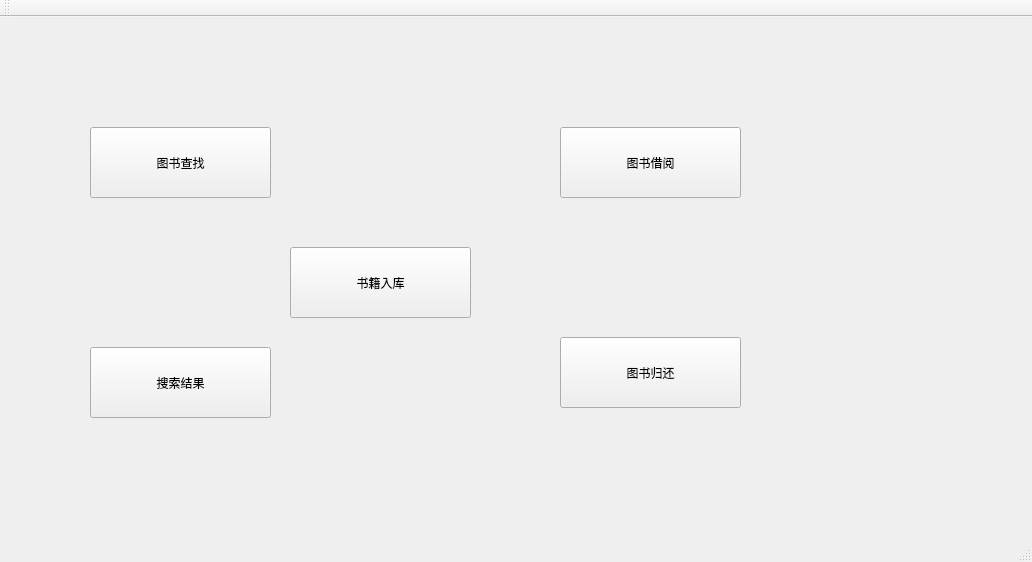
Before: the Qt Designer form LibraryManager/mainwindow.ui in wmpscc/LibraryManager, drawn with Qt 5.
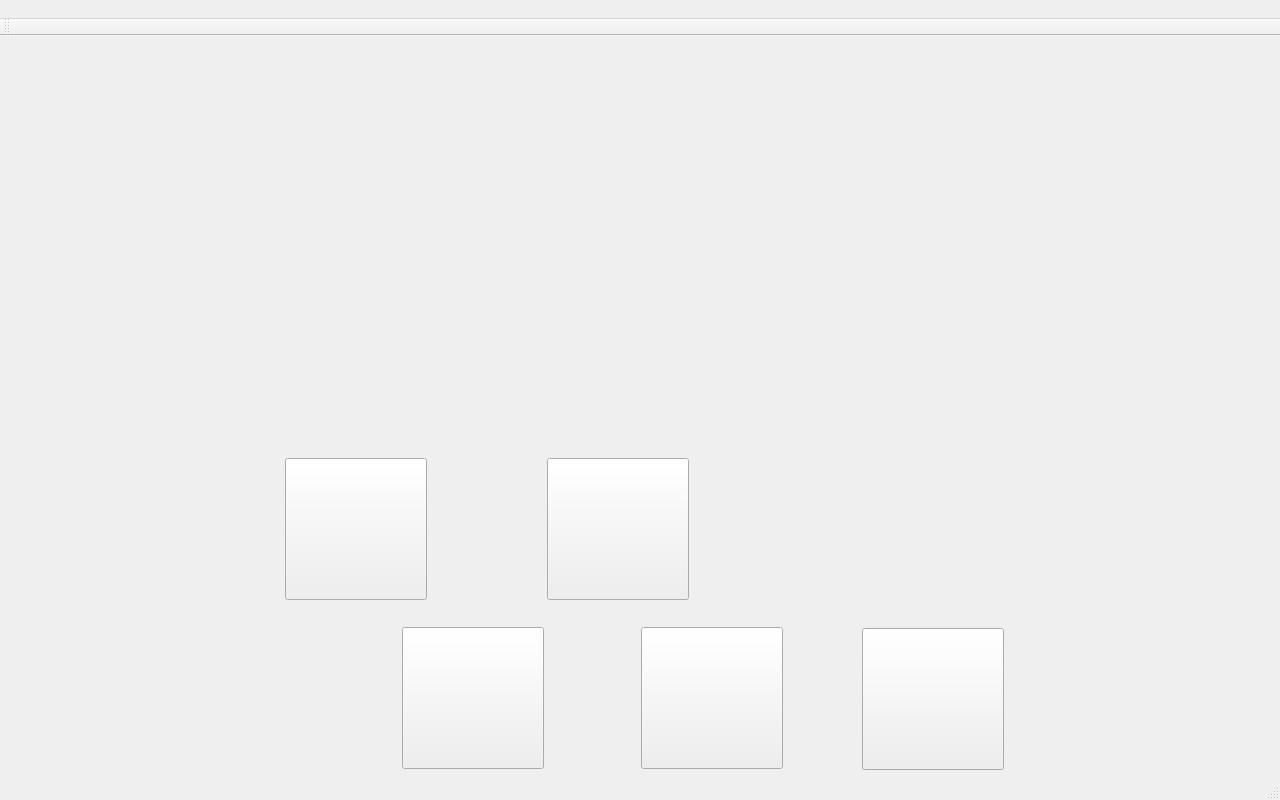
After: the same form once the commit is applied.

What changed in the file:
```diff
--- a/LibraryManager/mainwindow.ui
+++ b/LibraryManager/mainwindow.ui
@@ -6,8 +6,8 @@
    <rect>
     <x>0</x>
     <y>0</y>
-    <width>1032</width>
-    <height>562</height>
+    <width>1280</width>
+    <height>800</height>
    </rect>
   </property>
   <property name="windowTitle">
@@ -17,66 +17,66 @@
    <widget class="QPushButton" name="pushButton">
     <property name="geometry">
      <rect>
-      <x>90</x>
-      <y>110</y>
-      <width>181</width>
-      <height>71</height>
+      <x>285</x>
+      <y>422</y>
+      <width>142</width>
+      <height>142</height>
      </rect>
     </property>
     <property name="text">
-     <string>图书查找</string>
+     <string/>
     </property>
    </widget>
    <widget class="QPushButton" name="pushButton_2">
     <property name="geometry">
      <rect>
-      <x>290</x>
-      <y>230</y>
-      <width>181</width>
-      <height>71</height>
+      <x>547</x>
+      <y>422</y>
+      <width>142</width>
+      <height>142</height>
      </rect>
     </property>
     <property name="text">
-     <string>书籍入库</string>
+     <string/>
     </property>
    </widget>
    <widget class="QPushButton" name="pushButton_4">
     <property name="geometry">
      <rect>
-      <x>560</x>
-      <y>110</y>
-      <width>181</width>
-      <height>71</height>
+      <x>862</x>
+      <y>592</y>
+      <width>142</width>
+      <height>142</height>
      </rect>
     </property>
     <property name="text">
-     <string>图书借阅</string>
+     <string/>
     </property>
    </widget>
    <widget class="QPushButton" name="pushButton_5">
     <property name="geometry">
      <rect>
-      <x>560</x>
-      <y>320</y>
-      <width>181</width>
-      <height>71</height>
+      <x>641</x>
+      <y>591</y>
+      <width>142</width>
+      <height>142</height>
      </rect>
     </property>
     <property name="text">
-     <string>图书归还</string>
+     <string/>
     </property>
    </widget>
    <widget class="QPushButton" name="pushButton_6">
     <property name="geometry">
      <rect>
-      <x>90</x>
-      <y>330</y>
-      <width>181</width>
-      <height>71</height>
+      <x>402</x>
+      <y>591</y>
+      <width>142</width>
+      <height>142</height>
      </rect>
     </property>
     <property name="text">
-     <string>搜索结果</string>
+     <string/>
     </property>
    </widget>
   </widget>
@@ -85,10 +85,16 @@
     <rect>
      <x>0</x>
      <y>0</y>
-     <width>1032</width>
+     <width>1280</width>
      <height>26</height>
     </rect>
    </property>
+   <widget class="QMenu" name="menu">
+    <property name="title">
+     <string> </string>
+    </property>
+   </widget>
+   <addaction name="menu"/>
   </widget>
   <widget class="QToolBar" name="mainToolBar">
    <attribute name="toolBarArea">
```
Left out of the diff: 2 changed lines with no effect on the pictures.
